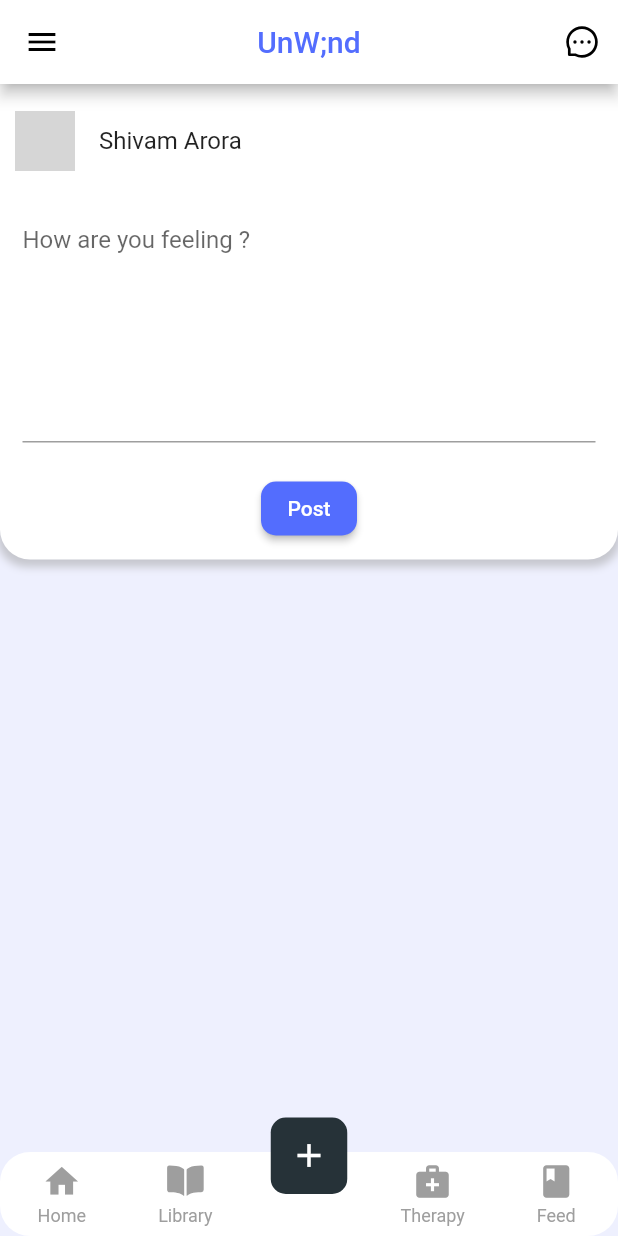
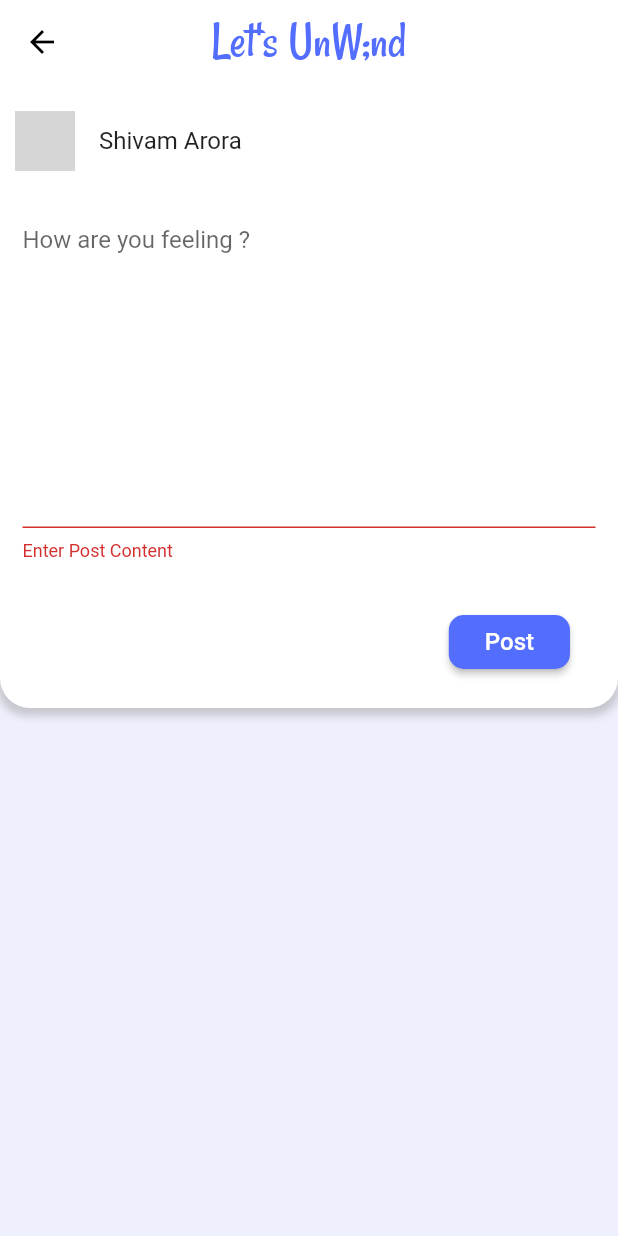
Before and after one commit to Compan-on/Unwind_flutter-frontend, a Flutter app: the NavScreen screen opened by its route, item 3 of the bottom bar chosen, after a tap on "Post", on a phone screen of 412 x 824 dp. Run offline on Flutter 3.47's test engine with Material 2 defaults, Android fonts, the phone set to English and light mode, and no system bars; drawn by our look-alikes of persistent_bottom_nav_bar; our stand-ins replace cloud_firestore, firebase_auth, firebase_core, firebase_storage, flutter_icons, font_awesome_flutter and 2 more; accounts and stored records are empty; network calls fail; grey boxes are pictures that could not be loaded.

Commit message:
delete post and user feed implemented

```diff
--- a/lib/main.dart
+++ b/lib/main.dart
@@ -27,3 +27,4 @@ class MyApp extends StatelessWidget {
 
 //error-handling
 //orientation
+//text exceeding size
--- a/lib/providers/post.dart
+++ b/lib/providers/post.dart
@@ -6,9 +6,14 @@ const baseURL = "http://10.0.2.2:3000/posts";
 
 class Posts with ChangeNotifier {
   List _posts = [];
+  List _user_posts = [];
 
   List get posts {
     return [..._posts];
+  }
+
+  List get user_posts {
+    return [..._user_posts];
   }
 
   Future<void> fetchAndSetPosts() async {
@@ -29,7 +34,6 @@ class Posts with ChangeNotifier {
           "postContent": post["postContent"],
           "created_at": post["created_at"]
         });
-        // print(post["created_at"] as String);
       });
       _posts = loadedPosts;
       notifyListeners();
@@ -59,5 +63,46 @@ class Posts with ChangeNotifier {
     }
   }
 
-  Future<void> deletePost(String postID) async {}
+  Future<void> deletePost(String postID) async {
+    final url = Uri.parse(baseURL + "/${postID}");
+    try {
+      final res = await http.delete(url);
+      _posts.removeWhere((post) {
+        return post["_id"] == postID;
+      });
+      notifyListeners();
+    } catch (err) {
+      print(err);
+      rethrow;
+    }
+  }
+  //EDIT POST
+
+  //USER POSTS
+  Future<void> fetchAndSetUserPosts(String userID) async {
+    final url = Uri.parse(baseURL + "/" + userID);
+    try {
+      final res = await http.get(url);
+      final extractedData = convert.jsonDecode(res.body) as List;
+      if (extractedData == null) {
+        return;
+      }
+      final List loadedPosts = [];
+      extractedData.forEach((post) {
+        loadedPosts.add({
+          "_id": post["_id"],
+          "userID": post["userID"],
+          "userName": post["userName"],
+          "userAvatar": post["userAvatar"],
+          "postContent": post["postContent"],
+          "created_at": post["created_at"]
+        });
+      });
+      _user_posts = loadedPosts;
+      notifyListeners();
+    } catch (err) {
+      print(err);
+      rethrow;
+    }
+  }
 }
--- a/lib/screens/mainScreens/create_post.dart
+++ b/lib/screens/mainScreens/create_post.dart
@@ -4,7 +4,10 @@ import "../../providers/post.dart";
 import "../../widgets/alert.dart";
 
 class CreatePost extends StatefulWidget {
-  const CreatePost({Key? key}) : super(key: key);
+  // const CreatePost({Key? key}) : super(key: key);
+  final _editMode;
+  final editPostID;
+  CreatePost(this._editMode, this.editPostID);
 
   @override
   _CreatePostState createState() => _CreatePostState();
@@ -22,7 +25,7 @@ class _CreatePostState extends State<CreatePost> {
     "postContent": ""
   };
 
-  Future<void> _submitPostHandler(postData) async {
+  Future<void> _submitPostHandler(postProvider, postData) async {
     bool isValid = _formKey.currentState!.validate();
     FocusScope.of(context).unfocus();
     if (isValid) {
@@ -30,7 +33,7 @@ class _CreatePostState extends State<CreatePost> {
               context, "Confirm Save", "Do you want to save this post ?")
           .then((value) async {
         if (value as bool) {
-          await Provider.of<Posts>(context).addPost(postData);
+          await postProvider.addPost(postData);
           showMessageAlert(context, "Post Saved Successfully").then((value) {
             if (value) {
               Navigator.of(context).pop();
@@ -43,19 +46,30 @@ class _CreatePostState extends State<CreatePost> {
 
   @override
   Widget build(BuildContext context) {
+    return MultiProvider(
+        providers: [
+          ChangeNotifierProvider(create: (ctx) {
+            return Posts();
+          }),
+        ],
+        child: Consumer<Posts>(builder: (ctx, postProvider, child) {
           return GestureDetector(
               onTap: () => FocusManager.instance.primaryFocus?.unfocus(),
               child: Scaffold(
                   backgroundColor: Color.fromRGBO(238, 240, 254, 1),
-        // resizeToAvoidBottomInset: false,
-        // appBar: AppBar(
-        //   title: const Text("Create Post"),
-        //   actions: [
-        //     IconButton(
-        //         onPressed: () => _submitPostHandler(postData),
-        //         icon: const Icon(Icons.save)),
-        //   ],
-        // ),
+                  resizeToAvoidBottomInset: false,
+                  appBar: AppBar(
+                    iconTheme: const IconThemeData(color: Colors.black),
+                    title: const Text("Let's UnW;nd",
+                        style: TextStyle(
+                          color: Color.fromRGBO(83, 109, 254, 1),
+                          fontFamily: "Rancho",
+                          fontSize: 33,
+                        )),
+                    centerTitle: true,
+                    backgroundColor: const Color.fromRGBO(255, 255, 255, 1),
+                    elevation: 0,
+                  ),
                   body: SingleChildScrollView(
                     child: Container(
                         decoration: BoxDecoration(
@@ -95,18 +109,22 @@ class _CreatePostState extends State<CreatePost> {
                                   onChanged: (value) {
                                     postData["postContent"] = value;
                                   },
-                        maxLines: 7,
+                                  maxLines: 10,
                                   controller: postController,
                                   decoration: const InputDecoration(
                                     labelText: "How are you feeling ?",
                                     floatingLabelStyle: TextStyle(
+                                      fontSize: 20,
                                       color: Color.fromRGBO(83, 109, 254, 1),
                                     ),
                                     alignLabelWithHint: true,
+                                    enabledBorder: UnderlineInputBorder(
+                                      borderSide:
+                                          BorderSide(color: Colors.white),
+                                    ),
                                     focusedBorder: UnderlineInputBorder(
-                            borderSide: BorderSide(
-                              color: Color.fromRGBO(83, 109, 254, 1),
-                            ),
+                                      borderSide:
+                                          BorderSide(color: Colors.white),
                                     ),
                                   ),
                                   validator: (value) {
@@ -117,21 +135,37 @@ class _CreatePostState extends State<CreatePost> {
                                   },
                                 ),
                               ),
-                    const SizedBox(height: 20),
-                    ElevatedButton(
-                        onPressed: () {},
+                              Align(
+                                alignment: Alignment.centerRight,
+                                child: Container(
+                                  margin: const EdgeInsets.only(
+                                      right: 22, top: 30, bottom: 10),
+                                  child: ElevatedButton(
+                                      onPressed: () => _submitPostHandler(
+                                          postProvider, postData),
                                       style: ElevatedButton.styleFrom(
-                          primary: const Color.fromRGBO(83, 109, 254, 1),
+                                        primary: const Color.fromRGBO(
+                                            83, 109, 254, 1),
                                         shape: RoundedRectangleBorder(
-                            borderRadius: BorderRadius.circular(10.0),
+                                          borderRadius:
+                                              BorderRadius.circular(10.0),
                                         ),
                                       ),
-                        child: const Text('Post'))
+                                      child: const Padding(
+                                        padding: EdgeInsets.all(8.0),
+                                        child: Text(
+                                          'Post',
+                                          style: TextStyle(
+                                            fontSize: 16,
+                                          ),
+                                        ),
+                                      )),
+                                ),
+                              )
                             ],
                           ),
                         )),
-        ),
-      ),
-    );
+                  )));
+        }));
   }
 }
--- a/lib/screens/mainScreens/home_screen.dart
+++ b/lib/screens/mainScreens/home_screen.dart
@@ -2,7 +2,8 @@ import "package:flutter/material.dart";
 import "package:provider/provider.dart";
 import "../../providers/post.dart";
 import '../../widgets/post.dart';
-import 'create_post.dart';
+import "../../widgets/user_drawer.dart";
+import 'package:flutter_icons/flutter_icons.dart';
 
 class HomeScreen extends StatefulWidget {
   const HomeScreen({Key? key}) : super(key: key);
@@ -29,7 +30,7 @@ class _HomeScreenState extends State<HomeScreen> {
   Widget build(BuildContext context) {
     final fetchedPosts = Provider.of<Posts>(context).posts;
     return Scaffold(
-      backgroundColor: Color.fromRGBO(238, 240, 254, 1),
+      backgroundColor: const Color.fromRGBO(238, 240, 254, 1),
       body: _loading
           ? const Center(
               child: CircularProgressIndicator(),
@@ -37,8 +38,15 @@ class _HomeScreenState extends State<HomeScreen> {
           : RefreshIndicator(
               onRefresh: () => _refreshPosts(context),
               child: (fetchedPosts.length == 0
-                  ? const Center(
-                      child: Text("No Posts Available"),
+                  ? ListView.builder(
+                      itemBuilder: (_, index) {
+                        return Container(
+                          padding: const EdgeInsets.only(top: 50),
+                          child: const Text("No Post Found"),
+                          alignment: Alignment.center,
+                        );
+                      },
+                      itemCount: 1,
                     )
                   : ListView.builder(
                       itemBuilder: (_, index) {
@@ -46,13 +54,6 @@ class _HomeScreenState extends State<HomeScreen> {
                       },
                       itemCount: fetchedPosts.length,
                     ))),
-      // floatingActionButton: FloatingActionButton(
-      //   onPressed: () {
-      //     Navigator.push(
-      //         context, MaterialPageRoute(builder: (context) => CreatePost()));
-      //   },
-      //   child: const Icon(Icons.add),
-      // ),
     );
   }
 }
--- a/lib/screens/navScreens/nav_screen.dart
+++ b/lib/screens/navScreens/nav_screen.dart
@@ -15,6 +15,14 @@ class NavScreen extends StatefulWidget {
 }
 
 class _NavScreenState extends State<NavScreen> {
+  bool showAppbar = true;
+
+  // void toggleNavbar(bool flag) {
+  //   setState(() {
+  //     showAppbar = flag;
+  //   });
+  // }
+
   @override
   Widget build(BuildContext context) {
     return MultiProvider(
@@ -24,18 +32,27 @@ class _NavScreenState extends State<NavScreen> {
           }),
         ],
         child: Scaffold(
-            appBar: AppBar(
+          appBar: showAppbar
+              ? AppBar(
                   iconTheme:
                       const IconThemeData(color: Color.fromRGBO(0, 0, 0, 1)),
                   title: const Text("UnW;nd",
-                    style: TextStyle(color: Color.fromRGBO(83, 109, 254, 1))),
+                      style: TextStyle(
+                        color: Color.fromRGBO(83, 109, 254, 1),
+                        fontFamily: "Rancho",
+                        fontSize: 33,
+                      )),
                   centerTitle: true,
                   backgroundColor: const Color.fromRGBO(255, 255, 255, 1),
                   actions: [
                       IconButton(
-                      onPressed: () {}, icon: const Icon(AntDesign.message1)),
-                ]),
+                          onPressed: () {},
+                          icon: const Icon(AntDesign.message1)),
+                    ])
+              : null,
           drawer: UserDrawer(),
-            body: NavigationBarUnwind()));
+          // body: NavigationBarUnwind(toggleNavbar),
+          body: NavigationBarUnwind(),
+        ));
   }
 }
--- a/lib/widgets/alert.dart
+++ b/lib/widgets/alert.dart
@@ -11,13 +11,13 @@ Future returnAlertValue(BuildContext context, String msg1, String msg2) {
             FlatButton(
                 textColor: Colors.green,
                 onPressed: () {
-                  Navigator.of(context).pop(true);
+                  Navigator.of(ctx).pop(true);
                 },
                 child: const Text("Confirm")),
             FlatButton(
                 textColor: Colors.red,
                 onPressed: () {
-                  Navigator.of(context).pop(false);
+                  Navigator.of(ctx).pop(false);
                 },
                 child: const Text("Cancel")),
           ],
@@ -35,7 +35,7 @@ Future showMessageAlert(BuildContext context, String msg1) {
             FlatButton(
                 textColor: Colors.green,
                 onPressed: () {
-                  Navigator.of(context).pop(true);
+                  Navigator.of(ctx).pop(true);
                 },
                 child: const Text("OK")),
           ],
--- a/lib/widgets/navigation_bar.dart
+++ b/lib/widgets/navigation_bar.dart
@@ -5,9 +5,12 @@ import 'package:persistent_bottom_nav_bar/persistent-tab-view.dart';
 //screens
 import "../screens/mainScreens/home_screen.dart";
 import "../screens/mainScreens/create_post.dart";
+import "../screens/mainScreens/feed_screen.dart";
 
 class NavigationBarUnwind extends StatefulWidget {
   const NavigationBarUnwind({Key? key}) : super(key: key);
+  // final Function toggleNavbar;
+  // NavigationBarUnwind(this.toggleNavbar);
 
   @override
   _NavigationBarUnwindState createState() => _NavigationBarUnwindState();
@@ -22,9 +25,9 @@ class _NavigationBarUnwindState extends State<NavigationBarUnwind> {
     return [
       HomeScreen(),
       Container(child: const Center(child: Text("Coming Soon"))),
-      CreatePost(),
+      Container(),
       Container(child: const Center(child: Text("Coming Soon"))),
-      Container(child: const Center(child: Text("Coming Soon"))),
+      FeedScreen(),
     ];
   }
 
@@ -37,7 +40,7 @@ class _NavigationBarUnwindState extends State<NavigationBarUnwind> {
         inactiveColorPrimary: Colors.grey,
       ),
       PersistentBottomNavBarItem(
-        icon: const Icon(Ionicons.md_book),
+        icon: const Icon(Ionicons.ios_book),
         title: "Library",
         activeColorPrimary: Colors.black,
         inactiveColorPrimary: Colors.grey,
@@ -47,6 +50,10 @@ class _NavigationBarUnwindState extends State<NavigationBarUnwind> {
         title: " ",
         activeColorPrimary: const Color.fromRGBO(38, 50, 56, 1),
         activeColorSecondary: Colors.white,
+        onPressed: (ctx) {
+          Navigator.push(context,
+              MaterialPageRoute(builder: (context) => CreatePost(false, null)));
+        },
       ),
       PersistentBottomNavBarItem(
         icon: const Icon(Icons.medical_services),
@@ -77,6 +84,13 @@ class _NavigationBarUnwindState extends State<NavigationBarUnwind> {
       hideNavigationBar: _hideNavBar,
       resizeToAvoidBottomInset: true,
       stateManagement: true,
+      // onItemSelected: (value) {
+      //   if (value == 4) {
+      //     widget.toggleNavbar(false);
+      //   } else {
+      //     widget.toggleNavbar(true);
+      //   }
+      // },
       navBarHeight: MediaQuery.of(context).viewInsets.bottom > 0
           ? 0.0
           : kBottomNavigationBarHeight,
--- a/lib/widgets/post.dart
+++ b/lib/widgets/post.dart
@@ -1,6 +1,9 @@
 import 'package:flutter/material.dart';
 import 'package:flutter_icons/flutter_icons.dart';
 import 'package:intl/intl.dart';
+import 'package:provider/provider.dart';
+import "../providers/post.dart";
+import "./alert.dart";
 
 class Post extends StatefulWidget {
   final Map post;
@@ -11,6 +14,17 @@ class Post extends StatefulWidget {
 }
 
 class _PostState extends State<Post> {
+  Future<void> _deleteHandler(String postID) async {
+    returnAlertValue(
+            context, "Confirm Delete", "Do you want to delete this post ?")
+        .then((value) async {
+      if (value) {
+        await Provider.of<Posts>(context, listen: false).deletePost(postID);
+        showMessageAlert(context, "Post Deleted Successfully");
+      }
+    });
+  }
+
   @override
   Widget build(BuildContext context) {
     return Container(
@@ -36,7 +50,6 @@ class _PostState extends State<Post> {
             title: Text(widget.post["userName"]),
             trailing: PopupMenuButton(
               child: const Icon(Icons.more_vert),
-              // onSelected: (result) {},
               itemBuilder: (BuildContext context) => <PopupMenuEntry>[
                 PopupMenuItem(
                   value: "Edit",
@@ -50,7 +63,7 @@ class _PostState extends State<Post> {
                 ),
                 PopupMenuItem(
                   value: "Delete",
-                  onTap: () => {},
+                  onTap: () => _deleteHandler(widget.post["_id"]),
                   child: Row(children: const [
                     Icon(Icons.delete),
                     Text(
--- a/lib/widgets/user_drawer.dart
+++ b/lib/widgets/user_drawer.dart
@@ -2,6 +2,7 @@ import 'package:flutter/material.dart';
 
 import 'package:companion/services/auth.dart';
 import 'package:companion/utils/constants.dart';
+import 'package:flutter_icons/flutter_icons.dart';
 
 class UserDrawer extends StatefulWidget {
   const UserDrawer({Key? key}) : super(key: key);
@@ -81,7 +82,7 @@ class _UserDrawerState extends State<UserDrawer> {
           ),
           ListTile(
             leading: const Icon(
-              Icons.logout,
+              AntDesign.logout,
               color: Color.fromRGBO(83, 109, 254, 1),
             ),
             title: const Text("Logout"),
@@ -98,8 +99,8 @@ class _UserDrawerState extends State<UserDrawer> {
                   'UnW;ind',
                   style: TextStyle(
                     color: Color.fromRGBO(83, 109, 254, 1),
-                    fontSize: 20,
-                    fontWeight: FontWeight.w600,
+                    fontSize: 25,
+                    fontFamily: "Rancho",
                   ),
                 ),
               ),
```
Also changed, not shown: lib/navigation/navigation.dart (+4 -6 lines), lib/screens/mainScreens/feed_screen.dart (added, +94 -0 lines), pubspec.yaml (+6 -6 lines), assets/fonts/Rancho-Regular.ttf (added), pubspec.lock, 1 other file. Lines whose indentation alone changed are shown as unchanged.
